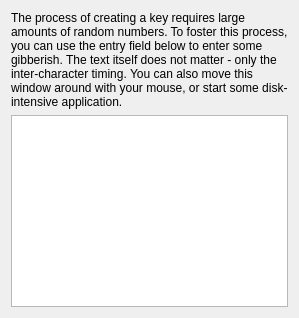
This is src/newcertificatewizard/keycreationpage.ui in sensama/kleopatra as Qt 5 draws it before an edit. The edited form follows.
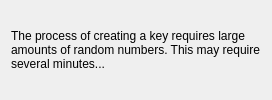
This is the edited form.

What changed in the file:
```diff
--- a/src/newcertificatewizard/keycreationpage.ui
+++ b/src/newcertificatewizard/keycreationpage.ui
@@ -2,10 +2,7 @@
  <class>Kleo::NewCertificateUi::KeyCreationPage</class>
  <widget class="QWizardPage" name="Kleo::NewCertificateUi::KeyCreationPage" >
   <property name="title" >
-   <string comment="@title" >Creating Key...</string>
-  </property>
-  <property name="subTitle" >
-   <string>Your key is being created.</string>
+   <string comment="@title" >Creating Key Pair...</string>
   </property>
   <layout class="QVBoxLayout" name="verticalLayout" >
    <property name="sizeConstraint" >
@@ -14,16 +11,13 @@
    <item>
     <widget class="QLabel" name="label" >
      <property name="text" >
-      <string>The process of creating a key requires large amounts of random numbers. To foster this process, you can use the entry field below to enter some gibberish. The text itself does not matter - only the inter-character timing. You can also move this window around with your mouse, or start some disk-intensive application.</string>
+      <string>The process of creating a key requires large amounts of random numbers. This may require several minutes...</string>
      </property>
      <property name="wordWrap" >
       <bool>true</bool>
      </property>
     </widget>
    </item>
-   <item>
-    <widget class="QPlainTextEdit" name="plainTextEdit" />
-   </item>
   </layout>
  </widget>
  <resources/>
```
